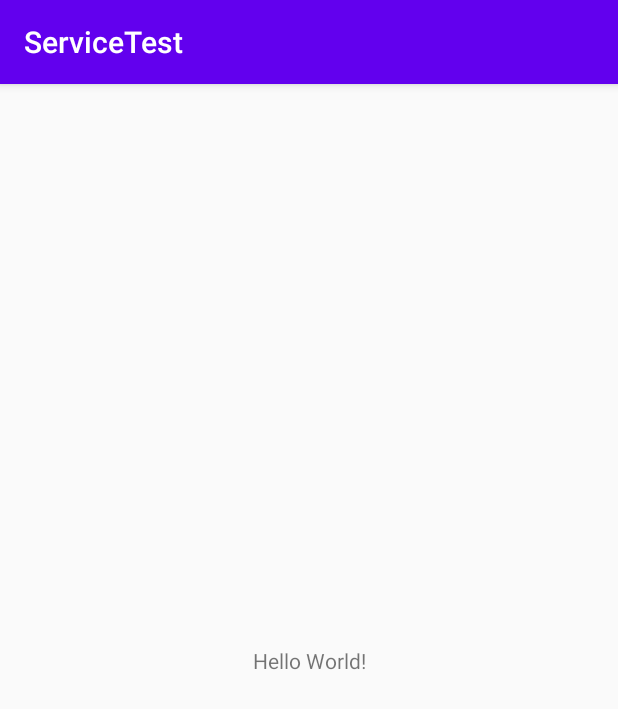
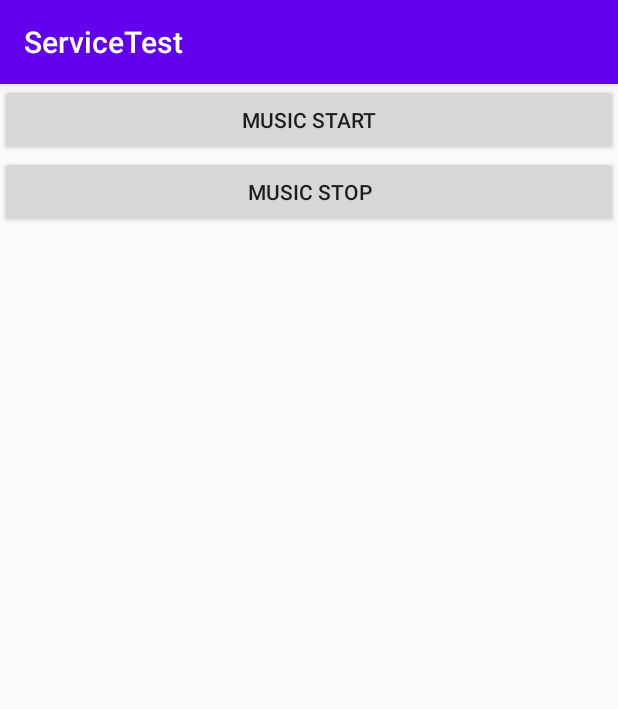
Before and after one commit to j222su/Service_Test, an Android app: the screen it shows after launch (MainActivity), on a phone screen of 412 x 824 dp. Shown: the top 709 px of the screen. Run offline under Robolectric (Android 15) with nearby library versions, the phone set to English and light mode, and no system bars.

Commit message:
add service in AndroidManifest.xml

```diff
--- a/ServiceTest/app/src/main/AndroidManifest.xml
+++ b/ServiceTest/app/src/main/AndroidManifest.xml
@@ -16,6 +16,12 @@
                 <category android:name="android.intent.category.LAUNCHER" />
             </intent-filter>
         </activity>
+
+        <service android:name=".MusicService">
+            <intent-filter>
+                <action android:name="com.example.servicetest"/>
+            </intent-filter>
+        </service>
     </application>
 
 </manifest>
--- a/ServiceTest/app/src/main/res/layout/activity_main.xml
+++ b/ServiceTest/app/src/main/res/layout/activity_main.xml
@@ -6,13 +6,23 @@
     android:layout_height="match_parent"
     tools:context=".MainActivity">
 
-    <TextView
-        android:layout_width="wrap_content"
+    <Button
+        android:id="@+id/btnStart"
+        android:layout_width="match_parent"
         android:layout_height="wrap_content"
-        android:text="Hello World!"
-        app:layout_constraintBottom_toBottomOf="parent"
-        app:layout_constraintLeft_toLeftOf="parent"
-        app:layout_constraintRight_toRightOf="parent"
+        android:text="music start"
+        app:layout_constraintEnd_toEndOf="parent"
+        app:layout_constraintStart_toStartOf="parent"
         app:layout_constraintTop_toTopOf="parent" />
 
+    <Button
+        android:id="@+id/btnStop"
+        android:layout_width="match_parent"
+        android:layout_height="wrap_content"
+        android:text="music stop"
+        app:layout_constraintEnd_toEndOf="parent"
+        app:layout_constraintStart_toStartOf="parent"
+        app:layout_constraintTop_toBottomOf="@+id/btnStart" />
+
+
 </androidx.constraintlayout.widget.ConstraintLayout>
```
Also changed, not shown: ServiceTest/app/src/main/java/com/example/servicetest/MusicService.java (added, +37 -0 lines).
